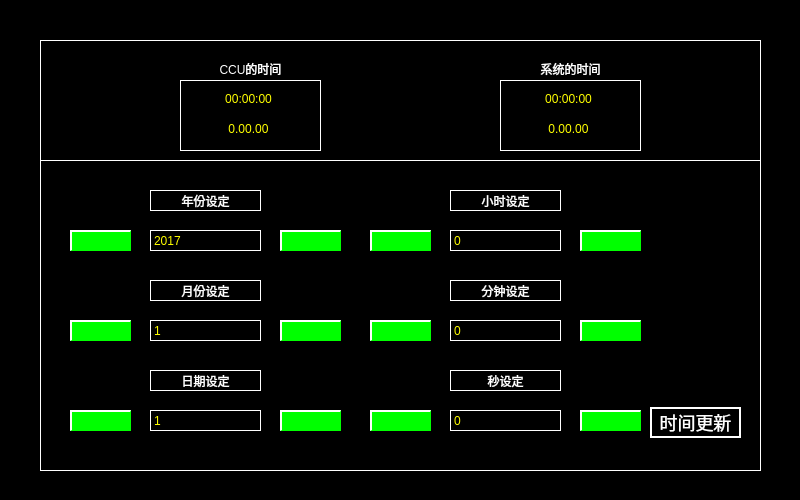
Qt form main_datetime.ui (isliulin/Plan85HMI) before a commit.
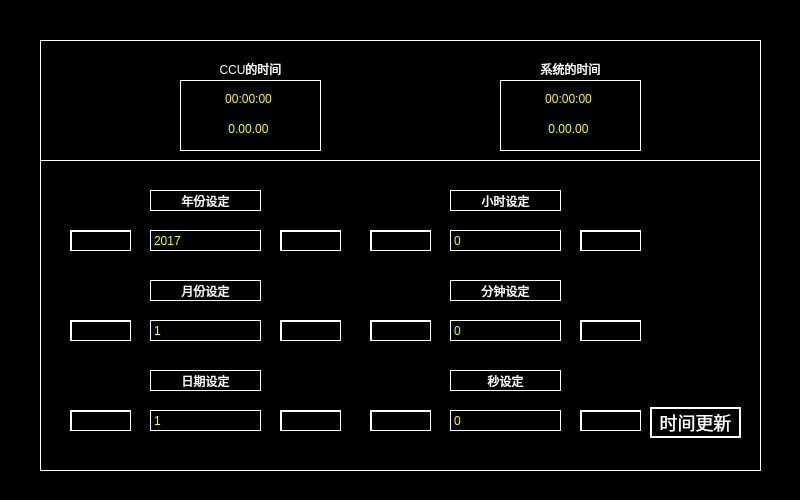
The same form after that commit. Icons and pictures are not drawn.

```diff
--- a/main_datetime.ui
+++ b/main_datetime.ui
@@ -20,11 +20,7 @@
 }
 QPushButton
 {
-	font:14px;
-    color: rgb(0,0,0);
-	background-color: rgb(0, 255, 0);
-	border-top: 2px solid white;	
-	border-left: 2px solid white;
+font: 16px;color: rgb(192,192,192);background-color: rgb(0, 0, 0);border: 1px solid white;border-top: 2px solid white;border-left: 2px solid white;
 }
 QLabel
 {
```
